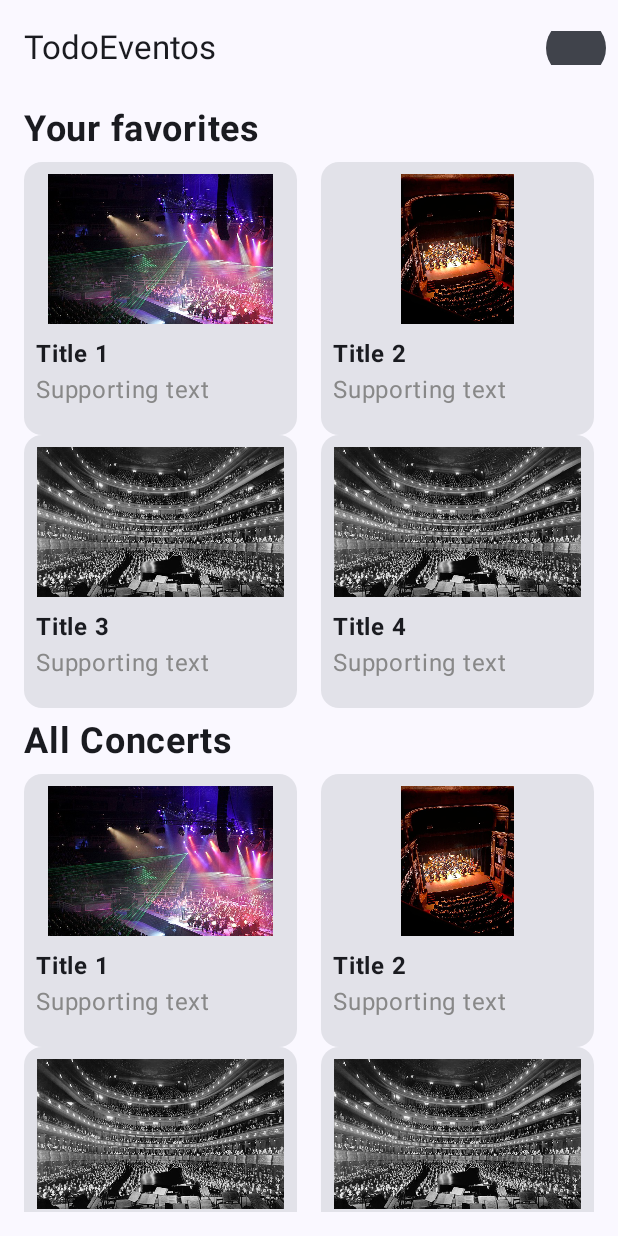
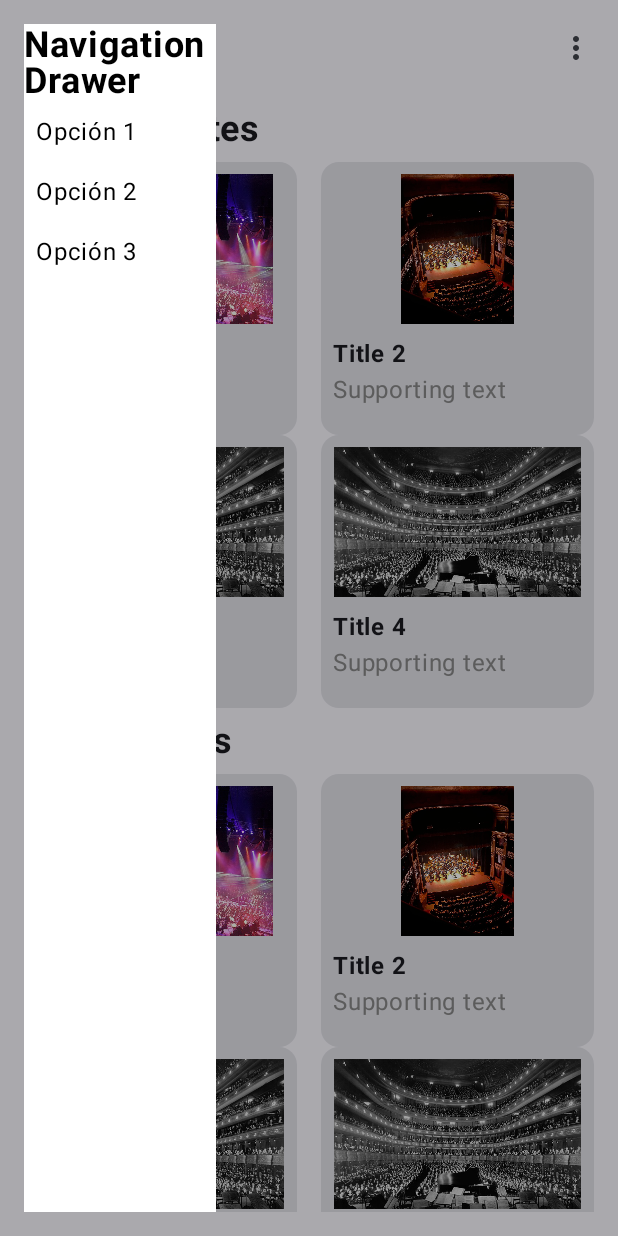
Before and after one commit to Ultimate-Truth-Seeker/Laboratorio5, an Android app built with Jetpack Compose: the ConcertInfoActivity screen opened directly, with no data from a screen before it, after a tap on "Menu", on a phone screen of 412 x 824 dp. Run offline under Robolectric (Android 15) with nearby library versions, the phone set to English and light mode, and no system bars.

Commit message:
Añadido Navigation Drawer y Ajuste de webm

```diff
--- a/app/src/main/java/com/example/lab5robertonajera/ConcertInfoActivity.kt
+++ b/app/src/main/java/com/example/lab5robertonajera/ConcertInfoActivity.kt
@@ -9,15 +9,21 @@ import androidx.compose.foundation.layout.*
 import androidx.compose.foundation.lazy.LazyColumn
 import androidx.compose.foundation.lazy.items
 import androidx.compose.material.*
+import androidx.compose.material.icons.Icons
+import androidx.compose.material.icons.filled.MoreVert
 import androidx.compose.material3.Card
+import androidx.compose.material3.DrawerValue
 import androidx.compose.material3.ExperimentalMaterial3Api
 import androidx.compose.material3.Icon
 import androidx.compose.material3.IconButton
+import androidx.compose.material3.ModalNavigationDrawer
 import androidx.compose.material3.Scaffold
 import androidx.compose.material3.Text
 import androidx.compose.material3.TopAppBar
+import androidx.compose.material3.rememberDrawerState
 import androidx.compose.runtime.Composable
 import androidx.compose.runtime.remember
+import androidx.compose.runtime.rememberCoroutineScope
 import androidx.compose.ui.Modifier
 import androidx.compose.ui.graphics.Color
 import androidx.compose.ui.res.painterResource
@@ -25,21 +31,42 @@ import androidx.compose.ui.text.font.FontWeight
 import androidx.compose.ui.unit.dp
 import androidx.compose.ui.unit.sp
 import com.example.lab5robertonajera.ui.theme.TodoEventoTheme
+import kotlinx.coroutines.launch
 
 class ConcertInfoActivity : ComponentActivity() {
-    @OptIn(ExperimentalMaterial3Api::class)
     override fun onCreate(savedInstanceState: Bundle?) {
         super.onCreate(savedInstanceState)
         setContent {
             TodoEventoTheme {
+                ConcertInfoLayout()
+            }
+        }
+    }
+}
+
+@OptIn(ExperimentalMaterial3Api::class)
+@Composable
+fun ConcertInfoLayout(){
+    val drawerState = rememberDrawerState(DrawerValue.Closed)
+    val scope = rememberCoroutineScope()
+    ModalNavigationDrawer(
+        drawerState = drawerState,
+        drawerContent = {
+            DrawerContent()
+        }
+    ) {
         Scaffold(
             topBar = {
                 TopAppBar(
                     title = { Text("TodoEventos") },
                     actions = {
-                                IconButton(onClick = { }) {
+                        IconButton(onClick = {
+                            scope.launch {
+                                drawerState.open()
+                            }
+                        }) {
                             Icon(
-                                        painter = painterResource(id = R.drawable.place_image1),
+                                Icons.Default.MoreVert,
                                 contentDescription = "Menu"
                             )
                         }
@@ -50,8 +77,6 @@ class ConcertInfoActivity : ComponentActivity() {
                 ConcertInfoScreen()
             }
         )
-            }
-        }
     }
 }
 
@@ -151,3 +176,21 @@ fun getSampleConcerts(): List<Concert> {
         Concert("Title 4", "Supporting text", R.drawable.concert_image3)
     )
 }
+
+@Composable
+fun DrawerContent() {
+    Column(modifier = Modifier
+        .fillMaxHeight()
+        .padding(16.dp)
+        .background(color = Color.White)
+        .width(128.dp)) {
+        Text(
+            text = "Navigation Drawer",
+            fontSize = 24.sp,
+            fontWeight = FontWeight.Bold,
+            )
+        Text(text = "Opción 1", modifier = Modifier.padding(8.dp))
+        Text(text = "Opción 2", modifier = Modifier.padding(8.dp))
+        Text(text = "Opción 3", modifier = Modifier.padding(8.dp))
+    }
+}
```
Also changed, not shown: 1 other file. Lines whose indentation alone changed are shown as unchanged.
